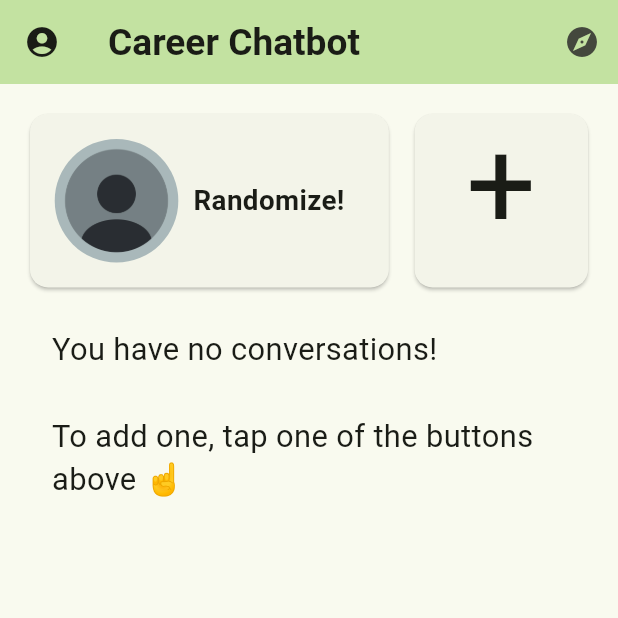
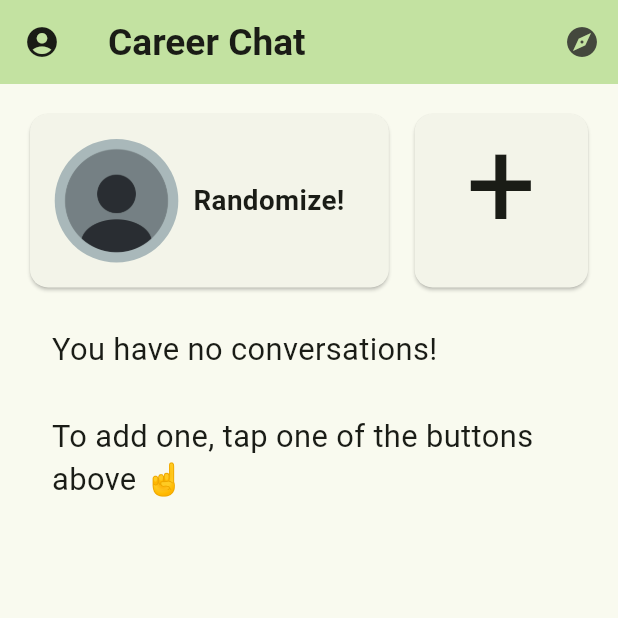
Before and after one commit to abrichards10/Career-Chatter, a Flutter app: the screen it shows after launch, on a phone screen of 412 x 824 dp, the top half of it. Run offline on Flutter 3.47's test engine with Material 3 defaults, Android fonts, the phone set to English and light mode, and no system bars; our stand-ins replace chat_bubbles, confetti, dropdown_search, dropdown_textfield, flutter_bloc, flutter_rating_bar and 3 more; missing offline and left inert: chatgpt_completions, dart_openai, random_avatar, random_name_generator; statements that could not run were skipped.

Commit message:
add home icon, add salary prefs and resized

```diff
--- a/lib/bloc/home_bloc.dart
+++ b/lib/bloc/home_bloc.dart
@@ -1,4 +1,4 @@
-import 'dart:convert';
+// ignore_for_file: avoid_print
 
 import 'package:demo_app/bloc/api_service.dart';
 import 'package:demo_app/bloc/home_event.dart';
--- a/lib/chat.dart
+++ b/lib/chat.dart
@@ -1,4 +1,4 @@
-// ignore_for_file: prefer_const_constructors, prefer_const_literals_to_create_immutables
+// ignore_for_file: prefer_const_constructors, prefer_const_literals_to_create_immutables, avoid_print
 
 import 'dart:async';
 import 'dart:math';
@@ -8,10 +8,8 @@ import 'package:chatgpt_completions/chatgpt_completions.dart';
 import 'package:confetti/confetti.dart';
 import 'package:demo_app/bloc/home_bloc.dart';
 import 'package:demo_app/bloc/home_event.dart';
-import 'package:demo_app/bloc/home_state.dart';
 import 'package:demo_app/commons/design.dart';
 import 'package:demo_app/model/message.dart';
-import 'package:demo_app/profile.dart';
 import 'package:demo_app/profile_chat.dart';
 import 'package:flutter/material.dart';
 import 'package:flutter_bloc/flutter_bloc.dart';
--- a/lib/home.dart
+++ b/lib/home.dart
@@ -261,7 +261,7 @@ class _CareerChatbotPageState extends State<CareerChatbotPage> {
             },
           ),
           title: Text(
-            'Career Chatbot',
+            'Career Chat',
             style: TextStyle(
               fontSize: screenWidth * .06,
               fontWeight: FontWeight.bold,
--- a/lib/prefs/prefs_keys.dart
+++ b/lib/prefs/prefs_keys.dart
@@ -9,4 +9,5 @@ class PrefKeys {
   static const String ksavedProfile = 'savedProfile';
   static const String krandomImageChosen = 'randomImageChosen';
   static const String ksavedProfessions = 'savedProfessions';
+  static const String kpreferredSalary = 'preferredSalary';
 }
--- a/lib/prefs/shared_prefs.dart
+++ b/lib/prefs/shared_prefs.dart
@@ -30,11 +30,15 @@ class PrefsHelper {
   bool get randomImageChosen =>
       Prefs.getBool(PrefKeys.krandomImageChosen) ?? false;
 
+  int get preferredSalary => Prefs.getInt(PrefKeys.kpreferredSalary) ?? 0;
+
   List<String> get savedProfessions =>
       Prefs.getStringList(PrefKeys.ksavedProfessions) ?? [];
 
   set accountName(String value) => Prefs.setString(PrefKeys.kname, value);
   set photo(String value) => Prefs.setString(PrefKeys.kphoto, value);
+  set preferredSalary(int value) =>
+      Prefs.setInt(PrefKeys.kpreferredSalary, value);
 
   // set description(String value) => Prefs.setString(PrefKeys.description, value);
   set profession(String value) => Prefs.setString(PrefKeys.kprofession, value);
```
Also changed, not shown: lib/account.dart (+53 -46 lines), 56 other files.
